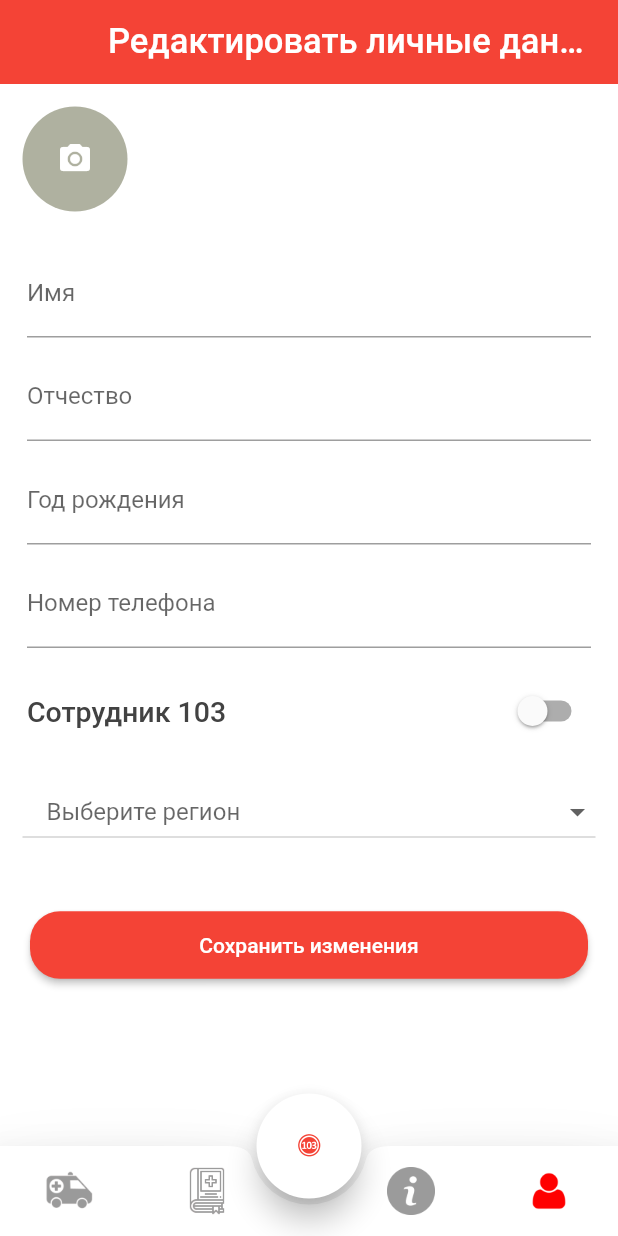
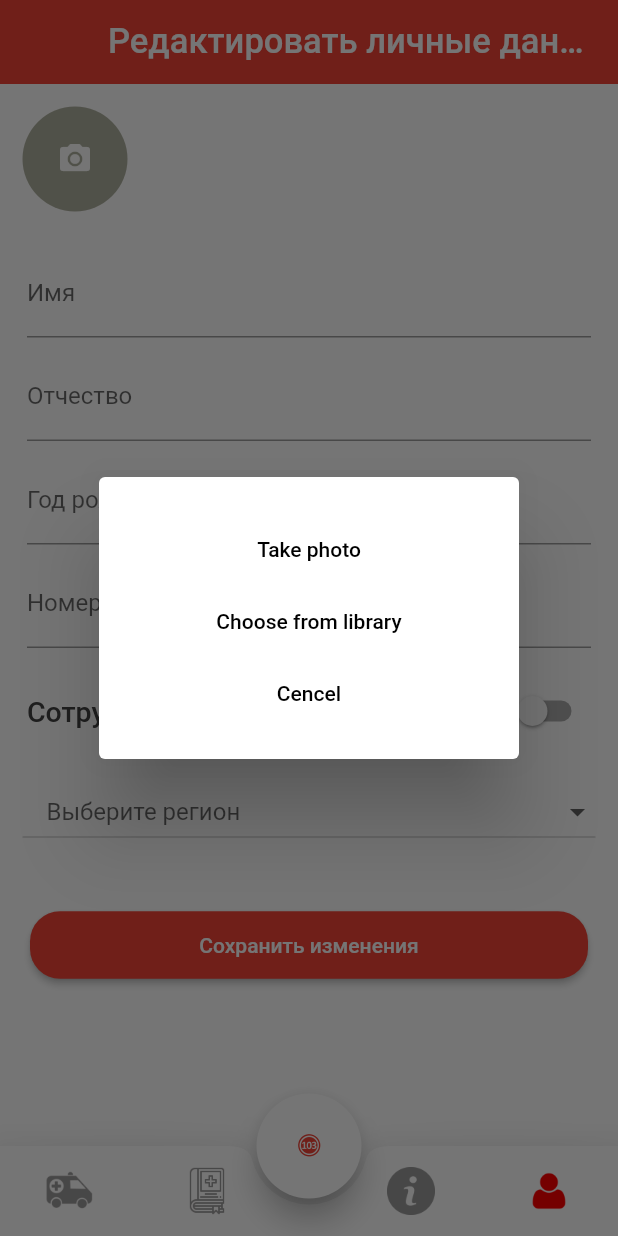
Before and after one commit to Sanjarbek17/health_care, a Flutter app: the screen it shows after launch, item 4 of the bottom bar chosen, after a tap on the "camera alt" icon, on a phone screen of 412 x 824 dp. Run offline on Flutter 3.47's test engine with Material 2 defaults, Android fonts, the phone set to English and light mode, and no system bars; drawn by our look-alikes of dropdown_button2, flutter_speed_dial; our stand-ins replace flutter_map, geolocator, go_router, image_picker, latlong2, permission_handler; missing offline and left inert: flutter_map_location_marker, image_picker_android, image_picker_platform_interface; Roboto replaces fonts that are missing (Material Icons); statements that could not run were skipped.

Commit message:
profile image done

```diff
--- a/lib/main.dart
+++ b/lib/main.dart
@@ -56,7 +56,7 @@ class _MainRouteState extends State<MainRoute> {
                           name: ArticleDetailScreen.routeName,
                           builder: (context, state) => ArticleDetailScreen(
                             name: (state.extra as Map<String, Object>)['name'].toString(),
-                            indx: int.parse((state.extra as Map<String, Object>)['id'].toString()),
+                            indx: int.parse((state.extra as Map<String, Object>)['index'].toString()),
                           ),
                         ),
                       ])
--- a/lib/screens/map_screen.dart
+++ b/lib/screens/map_screen.dart
@@ -77,6 +77,7 @@ class _HomeScreenState extends State<HomeScreen> with TickerProviderStateMixin,
     _followCurrentLocationStreamController = StreamController<double?>();
     _turnHeadingUpStreamController = StreamController<void>();
     determinePosition();
+    statusPermission();
   }
 
   @override
--- a/lib/screens/profil_screen.dart
+++ b/lib/screens/profil_screen.dart
@@ -4,19 +4,19 @@ import 'dart:io';
 
 import 'package:dropdown_button2/dropdown_button2.dart';
 import 'package:flutter/material.dart';
-import 'package:flutter/services.dart';
 import 'package:flutter_speed_dial/flutter_speed_dial.dart';
 import 'package:go_router/go_router.dart';
 import 'package:health_care/screens/catalog/catalog_screen.dart';
 import 'package:health_care/screens/map_screen.dart';
+import 'package:health_care/style/constant.dart';
 import 'package:image_picker/image_picker.dart';
 import 'package:path_provider/path_provider.dart';
+import 'package:permission_handler/permission_handler.dart';
 import 'package:provider/provider.dart';
 import 'package:url_launcher/url_launcher.dart';
 import 'package:image_picker_android/image_picker_android.dart';
 import 'package:image_picker_platform_interface/image_picker_platform_interface.dart';
 import 'package:path/path.dart';
-
 import '../providers/main_provider.dart';
 import '../style/my_flutter_app_icons.dart';
 import 'constants.dart';
@@ -37,29 +37,31 @@ class _ProfilScreenState extends State<ProfilScreen> {
   final smsNumber = Uri.parse('sms:103');
 
   File? _image;
-  Future getImage(ImageSource sourse) async {
-    try {
-      final image = await ImagePicker().pickImage(source: sourse);
 
-      if (image != null) return;
+  Future<bool> _getImage(ImageSource source) async {
+    bool isPicked = false;
+    Map<Permission, PermissionStatus> status = await [
+      Permission.photos,
+    ].request();
+    if (!status[Permission.photos]!.isDenied) {
+      final picker = ImagePicker();
+      final pickedFile = await picker.pickImage(source: source);
 
-      // final imageTemporary = File(imageGallery!.path);
-      final imagePermanently = await saveFilePermanently(image!.path);
+      if (pickedFile != null) {
+        final directory = await getApplicationDocumentsDirectory();
+        final name = basename(pickedFile.path);
+        final image = File('${directory.path}/$name');
+        final savedFile = await image.writeAsBytes(await pickedFile.readAsBytes());
 
-      setState(() {
-        _image = imagePermanently;
-      });
-    } on PlatformException catch (e) {
-      print('Failed to pick image $e');
+        setState(() {
+          _image = savedFile;
+          isPicked = true;
+        });
+      }
+    } else {
+      Permission.photos.request();
     }
-  }
-
-  Future<File> saveFilePermanently(String imagePath) async {
-    final directory = await getApplicationDocumentsDirectory();
-    final name = basename(imagePath);
-    final image = File('${directory.path}/$name');
-
-    return File(imagePath).copy(image.path);
+    return isPicked;
   }
 
   @override
@@ -90,16 +92,67 @@ class _ProfilScreenState extends State<ProfilScreen> {
               Padding(
                 padding: const EdgeInsets.all(15.0),
                 child: InkWell(
-                  onTap: () => getImage(ImageSource.gallery),
+                  hoverColor: Colors.transparent,
+                  splashColor: Colors.transparent,
+                  highlightColor: Colors.transparent,
+                  onTap: () async {
+                    showDialog(
+                      context: context,
+                      builder: (context) {
+                        return AlertDialog(
+                          title: Column(
+                            children: [
+                              TextButton(
+                                onPressed: () {
+                                  _getImage(ImageSource.camera).then((value) => value ? Navigator.of(context).pop() : null);
+                                },
+                                child: Text(
+                                  'Take photo',
+                                  style: dialogStyle,
+                                ),
+                              ),
+                              TextButton(
+                                onPressed: () {
+                                  _getImage(ImageSource.gallery).then((value) => value ? Navigator.of(context).pop() : null);
+                                },
+                                child: Text(
+                                  'Choose from library',
+                                  style: dialogStyle,
+                                ),
+                              ),
+                              _image != null
+                                  ? TextButton(
+                                      onPressed: () {
+                                        setState(() {
+                                          _image = null;
+                                        });
+                                        Navigator.of(context).pop();
+                                      },
+                                      child: Text(
+                                        'Remove photo',
+                                        style: dialogStyle,
+                                      ),
+                                    )
+                                  : TextButton(
+                                      onPressed: () {
+                                        Navigator.of(context).pop();
+                                      },
+                                      child: Text(
+                                        'Cencel',
+                                        style: dialogStyle,
+                                      ),
+                                    ),
+                            ],
+                          ),
+                        );
+                      },
+                    );
+                  },
                   child: _image != null
-                      ? Container(
-                          decoration: BoxDecoration(
-                            borderRadius: BorderRadius.circular(50),
-                            color: Color(0xFFAFB1A0),
-                          ),
-                          width: 70,
-                          height: 70,
-                          child: Image.file(_image!),
+                      ? CircleAvatar(
+                          radius: 35,
+                          backgroundImage: FileImage(_image!),
+                          // child: Image.file(_image!),
                         )
                       : CircleAvatar(
                           radius: 35,
--- a/lib/style/constant.dart
+++ b/lib/style/constant.dart
@@ -18,3 +18,10 @@ const listTilesSubtitleStyle = TextStyle(
   fontSize: 17,
   color: Colors.grey,
 );
+
+// Dialog style
+const dialogStyle = TextStyle(
+  fontWeight: FontWeight.w500,
+  // fontSize: 14,
+  color: Colors.black,
+);
--- a/lib/widgets/widgets.dart
+++ b/lib/widgets/widgets.dart
@@ -4,7 +4,9 @@ import 'dart:convert';
 import 'package:http/http.dart' as http;
 import 'package:flutter/animation.dart';
 import 'package:geolocator/geolocator.dart';
+import 'package:image_picker/image_picker.dart';
 import 'package:latlong2/latlong.dart';
+import 'package:permission_handler/permission_handler.dart';
 
 Future<Position> determinePosition() async {
   bool serviceEnabled;
@@ -42,6 +44,24 @@ Future<Position> determinePosition() async {
   return await Geolocator.getCurrentPosition();
 }
 
+Future statusPermission() async {
+  // Test if location services are enabled.
+  var status = await Permission.storage.status;
+
+  if (status == Permission.storage.isDenied) {
+    // Permissions are denied, next time you could try
+    // requesting permissions again (this is also where
+    // Android's shouldShowRequestPermissionRationale
+    // returned true. According to Android guidelines
+    // your App should show an explanatory UI now.
+    return Future.error('Location permissions are denied');
+  }
+  Permission.storage.request();
+  // When we reach here, permissions are granted and we can
+  // continue accessing the position of the device.
+  return status;
+}
+
 class LatLngTween extends Tween<LatLng> {
   LatLngTween({required LatLng begin, required LatLng end}) : super(begin: begin, end: end);
 
--- a/pubspec.yaml
+++ b/pubspec.yaml
@@ -47,6 +47,10 @@ dependencies:
   http: ^0.13.5
   image_picker: ^0.8.7+4
   path_provider: ^2.0.14
+  permission_handler: ^10.2.0
+  image_picker_android: ^0.8.6+11
+  image_picker_platform_interface: ^2.6.3
+  path: ^1.8.2
 
 dev_dependencies:
   flutter_test:
```
Also changed, not shown: pubspec.lock, 6 other files.
